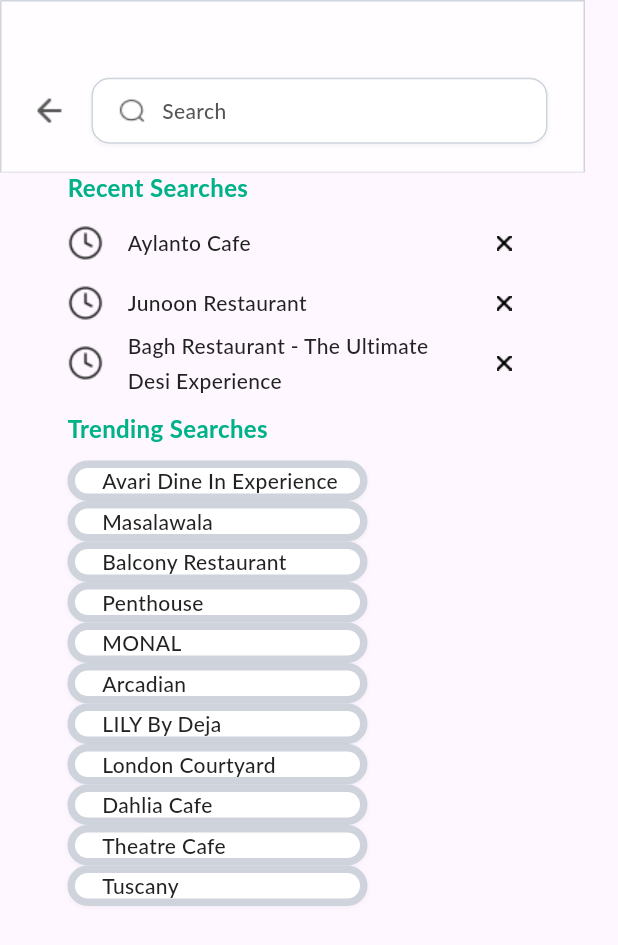
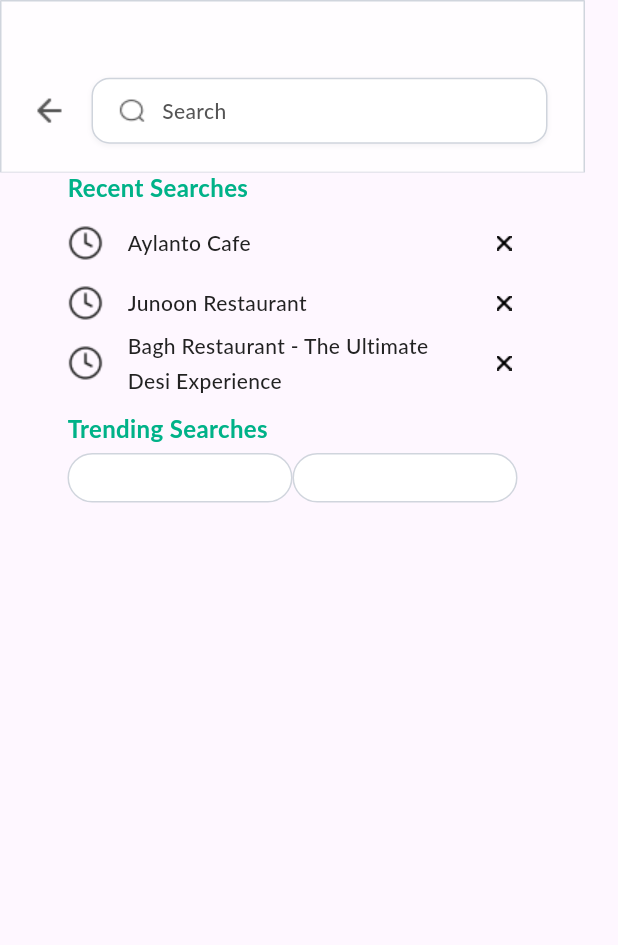
Before and after one commit to Sarah-Rafi/Eataly, a Flutter app: the SearchScreen screen opened directly, on a phone screen of 412 x 824 dp. Shown: the top 945 px of the screen. Run offline on Flutter 3.47's test engine with Material 3 defaults, Android fonts, the phone set to English and light mode, and no system bars; Roboto replaces fonts that are missing (Lato).

Commit message:
Initial commit

```diff
--- a/lib/searchscreen.dart
+++ b/lib/searchscreen.dart
@@ -1,12 +1,12 @@
 import 'package:flutter/material.dart';
+import 'savedscreen.dart';
 import 'homescreen.dart';
 
 class SearchScreen extends StatelessWidget {
   @override
   Widget build(BuildContext context) {
     return Scaffold(
-      body: Column(
-        children: [
+      body: Column(children: [
         Container(
           width: 390,
           height: 115,
@@ -53,6 +53,13 @@ class SearchScreen extends StatelessWidget {
               ),
               const SizedBox(width: 16),
               Expanded(
+                child: InkWell(
+                  onTap: () {
+                    Navigator.push(
+                      context,
+                      MaterialPageRoute(builder: (context) => SavedScreen()),
+                    );
+                  },
                   child: Container(
                     height: 44,
                     padding: const EdgeInsets.symmetric(
@@ -120,6 +127,7 @@ class SearchScreen extends StatelessWidget {
                     ),
                   ),
                 ),
+              ),
             ],
           ),
         ),
@@ -134,7 +142,7 @@ class SearchScreen extends StatelessWidget {
               Text(
                 'Recent Searches',
                 style: TextStyle(
-                    color:  Color(0xFF00B288),
+                  color: Color(0xFF00B288),
                   fontSize: 16,
                   fontFamily: 'Lato',
                   fontWeight: FontWeight.w700,
@@ -316,8 +324,7 @@ class SearchScreen extends StatelessWidget {
                                 Column(
                                   mainAxisSize: MainAxisSize.min,
                                   mainAxisAlignment: MainAxisAlignment.start,
-                                    crossAxisAlignment:
-                                        CrossAxisAlignment.start,
+                                  crossAxisAlignment: CrossAxisAlignment.start,
                                   children: [
                                     SizedBox(
                                       width: 220,
@@ -392,69 +399,81 @@ class SearchScreen extends StatelessWidget {
                 Text(
                   'Trending Searches',
                   style: TextStyle(
-                    color:  Color(0xFF00B288),
+                    color: Color(0xFF00B288),
                     fontSize: 16,
                     fontFamily: 'Lato',
                     fontWeight: FontWeight.w700,
                     height: 2,
                   ),
                 ),
-                const SizedBox(height: 5),
-                trendingOvalContainer('Avari Dine In Experience'),
-                trendingOvalContainer('Masalawala'),
-                trendingOvalContainer('Balcony Restaurant'),
-                trendingOvalContainer('Penthouse'),
-                trendingOvalContainer('MONAL'),
-                trendingOvalContainer('Arcadian'),
-                trendingOvalContainer('LILY By Deja'),
-                trendingOvalContainer('London Courtyard'),
-                trendingOvalContainer('Dahlia Cafe'),
-                trendingOvalContainer('Theatre Cafe'),
-                trendingOvalContainer('Tuscany'),
+                SizedBox(
+                  width: 304,
+                  height: 33,
+                  child: Row(
+                    mainAxisAlignment: MainAxisAlignment.spaceBetween,
+                    children: [
+                      SizedBox(
+                        width: 150,
+                        height: 33,
+                        child: Container(
+                          padding: EdgeInsets.fromLTRB(16, 8, 16, 8),
+                          decoration: BoxDecoration(
+                            borderRadius: BorderRadius.circular(32),
+                            border: Border.all(
+                              color: Color(0xFFD0D5DD),
+                              width: 1,
+                            ),
+                            gradient: LinearGradient(
+                              colors: [
+                                Color(0xFFFFFFFF),
+                                Color(0xFFFFFFFF),
+                              ],
+                              begin: Alignment.centerLeft,
+                              end: Alignment.centerRight,
+                            ),
+                          ),
+                          child: Row(
+                            mainAxisAlignment: MainAxisAlignment.spaceBetween,
+                            children: [
+                              // Add text widget here
                             ],
                           ),
                         ),
+                      ),
+                      SizedBox(
+                        width: 150,
+                        height: 33,
+                        child: Container(
+                          padding: EdgeInsets.fromLTRB(16, 8, 16, 8),
+                          decoration: BoxDecoration(
+                            borderRadius: BorderRadius.circular(32),
+                            border: Border.all(
+                              color: Color(0xFFD0D5DD),
+                              width: 1,
+                            ),
+                            gradient: LinearGradient(
+                              colors: [
+                                Color(0xFFFFFFFF),
+                                Color(0xFFFFFFFF),
                               ],
+                              begin: Alignment.centerLeft,
+                              end: Alignment.centerRight,
                             ),
-    );
-  }
-
-  Widget trendingOvalContainer(String text) {
-    return Container(
-      width: 200,
-      decoration: BoxDecoration(
-        color: Colors.white,
-        borderRadius: BorderRadius.circular(50),
-        border: Border.all(width: 5, color: Color(0xFFCFD4DC)),
-        boxShadow: [
-          BoxShadow(
-            color: Color(0x0C101828),
-            blurRadius: 2,
-            offset: Offset(0, 1),
-            spreadRadius: 0,
-          )
+                          ),
+                          child: Row(
+                            mainAxisAlignment: MainAxisAlignment.spaceBetween,
+                            children: [
+                              // Add text widget her
                             ],
-      ),
-      child: Padding(
-        padding: const EdgeInsets.all(8.0),
-        child: Row(
-          children: [
-            const SizedBox(width: 10),
-            Expanded(
-              child: Text(
-                text,
-                style: TextStyle(
-                  color: Color(0xFF222222),
-                  fontSize: 14,
-                  fontFamily: 'Lato',
-                  fontWeight: FontWeight.w500,
-                  height: 0.09,
                           ),
                         ),
                       ),
                     ],
                   ),
                 ),
+              ]),
+        ),
+      ]),
     );
   }
 }
--- a/pubspec.yaml
+++ b/pubspec.yaml
@@ -35,6 +35,8 @@ flutter:
     - assets/arrowleft.png
     - assets/cross.png
     - assets/clock.png
+    - assets/fastfood.png
+    - assets/objects.png
 
 
 
```
Also changed, not shown: lib/partyscreen.dart (+33 -17 lines), lib/savedscreen.dart (+86 -1 lines), assets/fastfood.png (added), assets/objects.png (added), assets/rectangle.png. Lines whose indentation alone changed are shown as unchanged.
